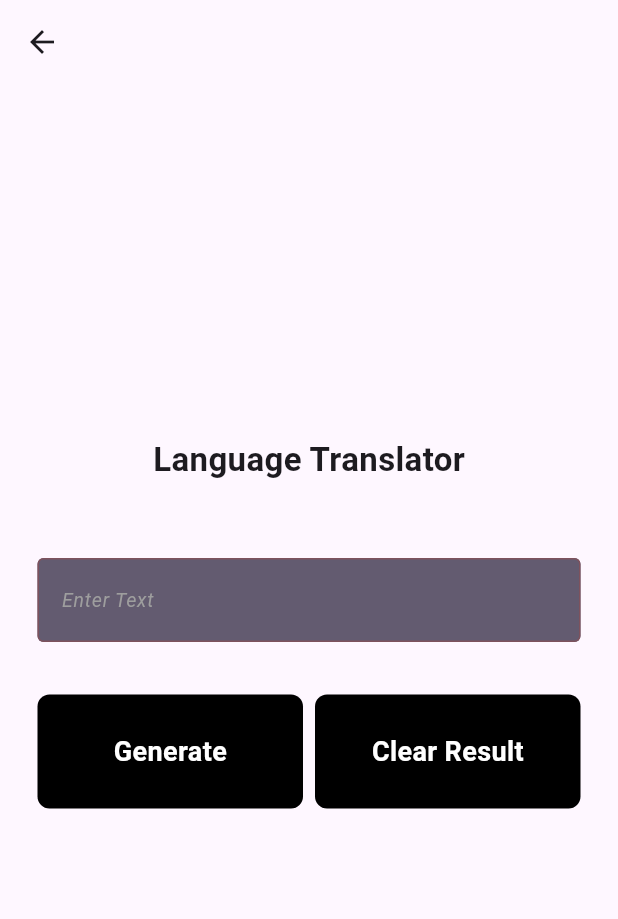
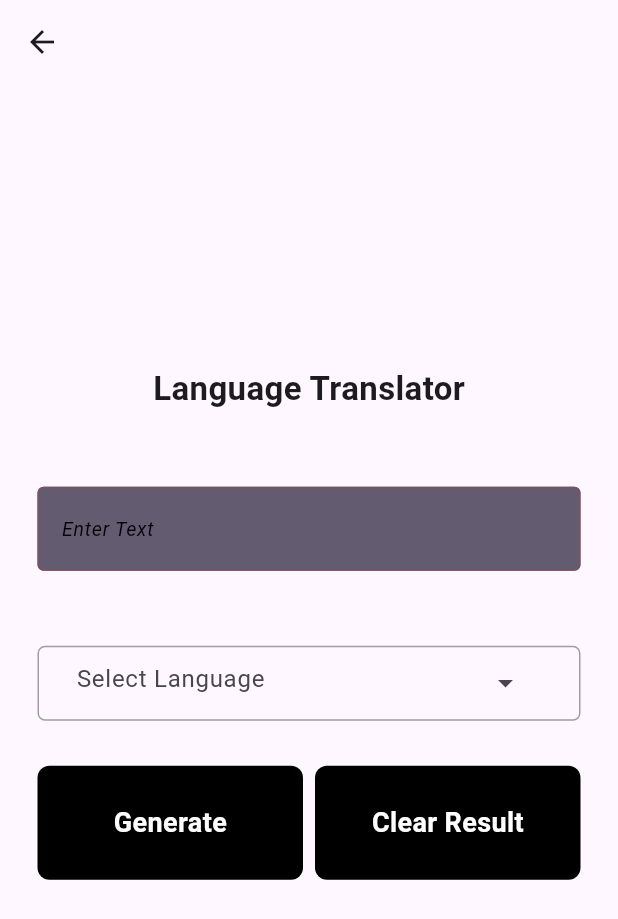
Before and after one commit to ezeanyimhenry/nfc_app_flutter, a Flutter app: the Translate screen opened directly, after a tap on "Generate", after a tap on "Clear Result", on a phone screen of 412 x 824 dp. Shown: the top 919 px of the screen. Run offline on Flutter 3.47's test engine with Material 3 defaults, Android fonts, the phone set to English and light mode, and no system bars; drawn by our look-alikes of dropdown_search; our stand-ins replace flutter_dotenv, google_generative_ai; missing offline and left inert: nfc_manager; network calls fail; Roboto replaces fonts that are missing (Montserrat).

Commit message:
language translation

```diff
--- a/lib/main.dart
+++ b/lib/main.dart
@@ -1,7 +1,7 @@
 import 'package:flutter/material.dart';
 import 'package:flutter_dotenv/flutter_dotenv.dart';
 import 'package:nfc_app/notifier/nfc_notifier.dart';
-import 'package:nfc_app/presentation/home_screen.dart';
+import 'package:nfc_app/presentation/screens/home_screen.dart';
 import 'package:provider/provider.dart';
 
 void main() async {
--- /dev/null
+++ b/lib/models/languages.dart
@@ -0,0 +1,64 @@
+class Languages {
+  final List<String> languages = {
+    // Global languages
+    'Abkhazian', 'Afar', 'Afrikaans', 'Akan', 'Albanian', 'Amharic', 'Arabic',
+    'Armenian', 'Assamese', 'Avaric', 'Avestan', 'Aymara', 'Azerbaijani',
+    'Bashkir', 'Basque', 'Belarusian', 'Bengali', 'Bihari', 'Bislama',
+    'Bosnian',
+    'Breton', 'Bulgarian', 'Burmese', 'Catalan', 'Cebuano', 'Chichewa',
+    'Chinese', 'Church Slavic', 'Chuvash', 'Cornish', 'Corsican', 'Croatian',
+    'Czech',
+    'Danish', 'Divehi', 'Dutch', 'English', 'Esperanto', 'Estonian', 'Ewe',
+    'Fijian', 'Finnish', 'French', 'Fula', 'Galician', 'Georgian', 'German',
+    'Greek', 'Guarani', 'Gujarati', 'Haitian Creole', 'Hausa', 'Hebrew',
+    'Herero', 'Hiligaynon', 'Hmong', 'Hungarian', 'Ibanag', 'Icelandic',
+    'Igbo', 'Indonesian', 'Interlingua', 'Interlingue', 'Inuktitut', 'Inupiat',
+    'Irish', 'Italian', 'Japanese', 'Javanese', 'Kalaallisut', 'Kannada',
+    'Kanuri', 'Kashmiri', 'Kazakh', 'Khmer', 'Kinyarwanda', 'Kirmanjki',
+    'Kyrgyz', 'Lao', 'Latin', 'Latvian', 'Limburgish', 'Lingala', 'Lithuanian',
+    'Luxembourgish', 'Macedonian', 'Malagasy', 'Malay', 'Malayalam', 'Maltese',
+    'Manx', 'Mongolian', 'Nepali', 'Norwegian', 'Occitan', 'Oromo', 'Ossetian',
+    'Pali', 'Pashto', 'Persian', 'Polish', 'Portuguese', 'Punjabi', 'Quechua',
+    'Romanian', 'Russian', 'Samoan', 'Sanskrit', 'Scots Gaelic', 'Serbian',
+    'Sesotho', 'Shona', 'Sindhi', 'Sinhala', 'Slovak', 'Slovene', 'Somali',
+    'Spanish', 'Sundanese', 'Swahili', 'Swati', 'Swedish', 'Tajik', 'Tamil',
+    'Tatar', 'Telugu', 'Thai', 'Tibetan', 'Tigrinya', 'Tok Pisin', 'Tonga',
+    'Turkish', 'Turkmen', 'Twi', 'Ukrainian', 'Urdu', 'Uzbek', 'Vietnamese',
+    'Volapük', 'Walloon', 'Welsh', 'Wolof', 'Xhosa', 'Yiddish', 'Yoruba',
+    'Zulu',
+
+    // Nigerian local languages
+    'Afar', 'Ajawa', 'Akpafi', 'Amasiri', 'Anang', 'Aso', 'Babanki',
+    'Bassa', 'Berom', 'Birom', 'Buru', 'Efik', 'Egbiri', 'Ejagham', 'Ekajuk',
+    'Ekoid', 'Eku', 'Enang', 'Ewondo', 'Fulfulde', 'Gwari', 'Gwandara',
+    'Idoma', 'Igala', 'Jukun', 'Kanuri', 'Koma', 'Kpelle', 'Mabia',
+    'Mbiri', 'Mumuye', 'Ngas', 'Ngene', 'Piti', 'Rukuba', 'Shubi', 'Sokoto',
+    'Tiv', 'Ugep',
+
+    // Local languages from other countries
+    // Africa
+    'Acoli', 'Amo', 'Berber', 'Chaga', 'Digo', 'Fante', 'Kisii', 'Luo',
+    'Malagasy', 'Ndebele', 'Shona', 'Tswana', 'Wolof', 'Xhosa', 'Zulu',
+
+    // Asia
+    'Bengali', 'Burmese', 'Cambodian', 'Farsi', 'Gujarati', 'Hmong', 'Hindi',
+    'Javanese', 'Kazakh', 'Khmer', 'Kurdish', 'Malay', 'Nepali', 'Pashto',
+    'Punjabi', 'Tagalog', 'Tamil', 'Thai', 'Turkish', 'Uighur', 'Urdu',
+    'Vietnamese',
+
+    // Europe
+    'Catalan', 'Croatian', 'Czech', 'Danish', 'Dutch', 'Estonian', 'Finnish',
+    'Galician', 'Georgian', 'German', 'Greek', 'Hungarian', 'Icelandic',
+    'Irish', 'Italian', 'Latvian', 'Lithuanian', 'Macedonian', 'Maltese',
+    'Norwegian', 'Polish', 'Portuguese', 'Romanian', 'Russian', 'Serbian',
+    'Slovak', 'Slovene', 'Spanish', 'Swedish',
+
+    // Americas
+    'Aymara', 'Brazilian Portuguese', 'Quechua', 'Spanish', 'Guarani',
+    'Nahuatl', 'Mayan', 'Mapudungun', 'Papiamento',
+
+    // Oceania
+    'Hiri Motu', 'Samoan', 'Tongan', 'Fijian', 'Bislama'
+  }.toList()
+    ..sort(); // Remove duplicates and sort alphabetically
+}
--- a/lib/presentation/home_screen.dart
+++ b/lib/presentation/screens/home_screen.dart
@@ -1,6 +1,6 @@
 import 'package:flutter/material.dart';
 import 'package:nfc_app/notifier/nfc_notifier.dart';
-import 'package:nfc_app/presentation/translate_screen.dart';
+import 'package:nfc_app/presentation/screens/translate_screen.dart';
 import 'package:nfc_app/presentation/widgets/dialog_box.dart';
 import 'package:provider/provider.dart';
 
--- a/lib/presentation/translate_screen.dart
+++ b/lib/presentation/screens/translate_screen.dart
@@ -3,6 +3,7 @@ import 'package:flutter_dotenv/flutter_dotenv.dart';
 import 'package:google_generative_ai/google_generative_ai.dart';
 // import 'package:flutter_svg/svg.dart';
 import 'package:nfc_app/presentation/widgets/custom_button.dart';
+import 'package:nfc_app/presentation/widgets/languages_dropdown.dart';
 
 class Translate extends StatefulWidget {
   const Translate({super.key});
@@ -17,6 +18,8 @@ class _TranslateState extends State<Translate> {
   bool isResultVisible = false;
   TextEditingController textEditingController = TextEditingController();
   String generatedResult = '';
+  String? _selectedLanguage;
+
   @override
   // void initState() {
   //   super.initState();
@@ -32,7 +35,7 @@ class _TranslateState extends State<Translate> {
     super.dispose();
   }
 
-  Future<void> generateExcuse(String input) async {
+  Future<void> translateContent(String input) async {
     try {
       if (apiKey.isEmpty) {
         print('No \$API_KEY environment variable');
@@ -40,17 +43,19 @@ class _TranslateState extends State<Translate> {
       // The Gemini 1.5 models are versatile and work with both text-only and multimodal prompts
       final model = GenerativeModel(model: 'gemini-1.5-flash', apiKey: apiKey);
       final content = [
-        Content.text('Translate precisely to Esperanto: {$input}')
+        Content.text(
+            'Translate simply to general $_selectedLanguage language, no unneccessary comments, just the translated result: $input')
       ];
       final response = await model.generateContent(content);
-      print(response.text);
+
       setState(() {
         generatedResult = response.text ?? 'No response received';
         isResultVisible = true;
       });
     } catch (e) {
       setState(() {
-        generatedResult = 'Error generating excuse: $e';
+        generatedResult = 'Sorry, I am not trained enough to translate this';
+        print(generatedResult);
         isResultVisible = true;
       });
     }
@@ -63,8 +68,8 @@ class _TranslateState extends State<Translate> {
     }
 
     void showResult() {
-      generateExcuse(textEditingController.text);
-      textEditingController.clear();
+      translateContent(textEditingController.text);
+      // textEditingController.clear();
       removeFocus();
     }
 
@@ -123,33 +128,24 @@ class _TranslateState extends State<Translate> {
                               fontStyle: FontStyle.italic,
                               fontFamily: 'Montserrat',
                               fontSize: 13,
-                              color: Colors.grey,
+                              color: Colors.black,
                             ),
                           ),
                         ),
                       ),
                       const SizedBox(height: 5),
-
-                      // Powered by Gemini
-                      // Row(
-                      //   mainAxisAlignment: MainAxisAlignment.end,
-                      //   children: [
-                      //     SvgPicture.asset(
-                      //       "svg/google-gemini-icon.svg",
-                      //       height: 20,
-                      //     ),
-                      //     const SizedBox(width: 5),
-                      //     const Text(
-                      //       'Powered by Gemini',
-                      //       style: TextStyle(
-                      //         fontStyle: FontStyle.italic,
-                      //         fontFamily: 'Montserrat',
-                      //         fontSize: 12,
-                      //       ),
-                      //     ),
-                      //   ],
-                      // )
                     ],
+                  ),
+                ),
+                const SizedBox(height: 30),
+                Padding(
+                  padding: const EdgeInsets.symmetric(horizontal: 25.0),
+                  child: LanguagesDropdown(
+                    onLanguageSelected: (String? language) {
+                      setState(() {
+                        _selectedLanguage = language;
+                      });
+                    },
                   ),
                 ),
                 const SizedBox(height: 30),
--- /dev/null
+++ b/lib/presentation/widgets/languages_dropdown.dart
@@ -0,0 +1,113 @@
+import 'package:dropdown_search/dropdown_search.dart';
+import 'package:flutter/material.dart';
+import 'package:nfc_app/models/languages.dart';
+
+class LanguagesDropdown extends StatefulWidget {
+  final ValueChanged<String?> onLanguageSelected;
+  const LanguagesDropdown({super.key, required this.onLanguageSelected});
+  @override
+  State<LanguagesDropdown> createState() => _LanguagesDropdownState();
+}
+
+class _LanguagesDropdownState extends State<LanguagesDropdown> {
+  String? _selectedLanguage;
+
+  @override
+  Widget build(BuildContext context) {
+    return languageselection();
+  }
+
+  Column languageselection() {
+    return Column(
+      // crossAxisAlignment: CrossAxisAlignment.start,
+      children: <Widget>[
+        // const SizedBox(height: 15),
+        // Container(
+        //   padding: const EdgeInsets.symmetric(horizontal: 25.0),
+        //   decoration: BoxDecoration(
+        //     border: Border.all(color: Colors.grey, width: 1),
+        //     borderRadius: BorderRadius.circular(5.0),
+        //   ),
+        //   child: DropdownSearch<String>(
+        //     mode: Mode.MENU,
+        //     showSearchBox: true,
+        //     items: Languages().languages,
+        //     label: "Select Language",
+        //     hint: "Search Language",
+        //     onChanged: (String? newValue) {
+        //       setState(() {
+        //         _selectedLanguage = newValue;
+        //       });
+        //     },
+        //     selectedItem: _selectedLanguage,
+        //   ),
+        // ),
+        const SizedBox(height: 15),
+        Container(
+          padding: const EdgeInsets.symmetric(horizontal: 25.0),
+          decoration: BoxDecoration(
+            border: Border.all(color: Colors.grey, width: 1),
+            borderRadius: BorderRadius.circular(5.0),
+          ),
+          child: DropdownSearch<String>(
+            dropdownDecoratorProps: DropDownDecoratorProps(
+              dropdownSearchDecoration: InputDecoration(
+                hintText: "Select Language",
+                border: InputBorder.none,
+              ),
+            ),
+            items: Languages().languages,
+            selectedItem: _selectedLanguage,
+            onChanged: (String? newValue) {
+              setState(() {
+                _selectedLanguage = newValue;
+              });
+              widget.onLanguageSelected(newValue);
+            },
+            popupProps: PopupProps.menu(
+              showSearchBox: true,
+              searchFieldProps: TextFieldProps(
+                decoration: InputDecoration(
+                  hintText: "Search Language",
+                  border: OutlineInputBorder(
+                    borderRadius: BorderRadius.circular(5.0),
+                  ),
+                ),
+              ),
+            ),
+          ),
+        ),
+        // Container(
+        //   padding: const EdgeInsets.symmetric(horizontal: 25.0),
+        //   decoration: BoxDecoration(
+        //     border: Border.all(color: Colors.grey, width: 1),
+        //     borderRadius: BorderRadius.circular(5.0),
+        //   ),
+        //   child: DropdownButton<String>(
+        //     dropdownColor: const Color(0xFFF3E8EB),
+        //     value: _selectedLanguage,
+        //     hint: const Text('Select Language'),
+        //     onChanged: (String? newValue) {
+        //       setState(() {
+        //         _selectedLanguage = newValue;
+        //       });
+        //       widget.onLanguageSelected(newValue);
+        //     },
+        //     items: Languages()
+        //         .languages
+        //         .map<DropdownMenuItem<String>>((String value) {
+        //       return DropdownMenuItem<String>(
+        //         value: value,
+        //         child: Text(value),
+        //       );
+        //     }).toList(),
+        //   ),
+        // ),
+
+        // const SizedBox(height: 20),
+        // if (_selectedLanguage != null)
+        //   Text("Selected Nationality: $_selectedLanguage"),
+      ],
+    );
+  }
+}
--- a/pubspec.yaml
+++ b/pubspec.yaml
@@ -40,6 +40,7 @@ dependencies:
   google_generative_ai: ^0.4.3
   flutter_dotenv: ^5.0.2
   flutter_svg: ^2.0.10+1
+  dropdown_search: ^5.0.6
 
 dev_dependencies:
   flutter_test:
```
Also changed, not shown: pubspec.lock, 3 other files.
